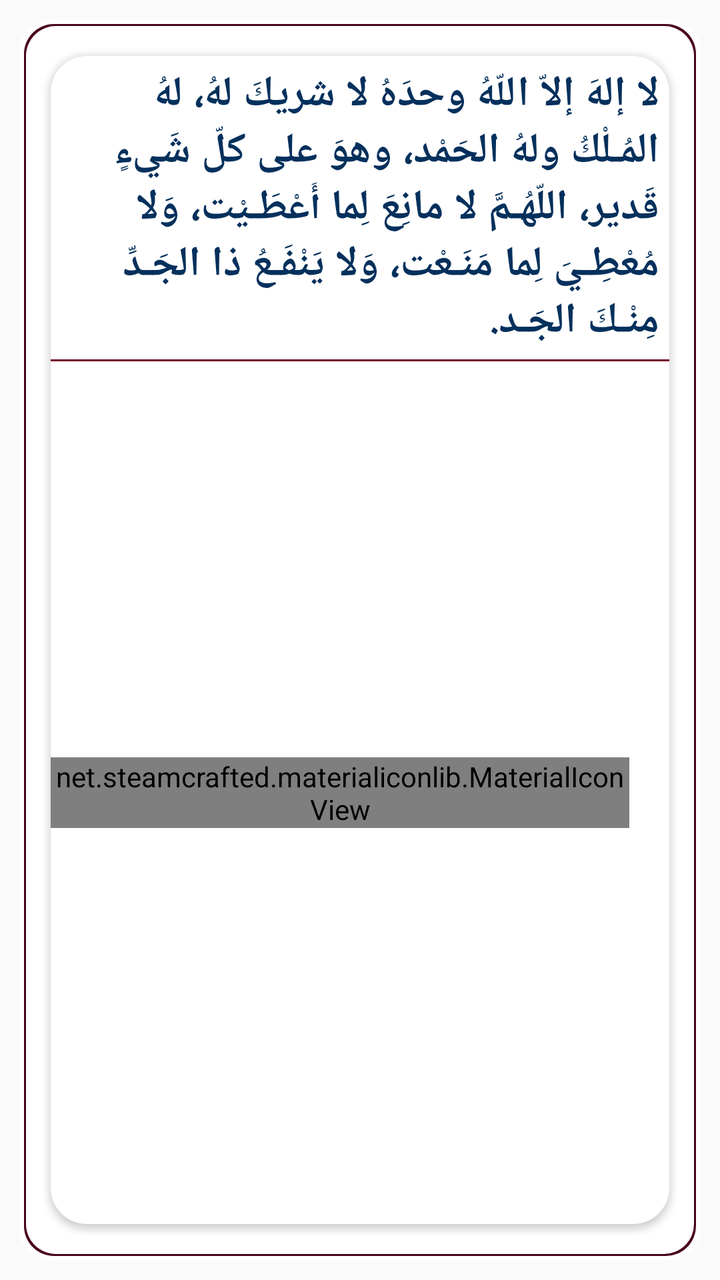
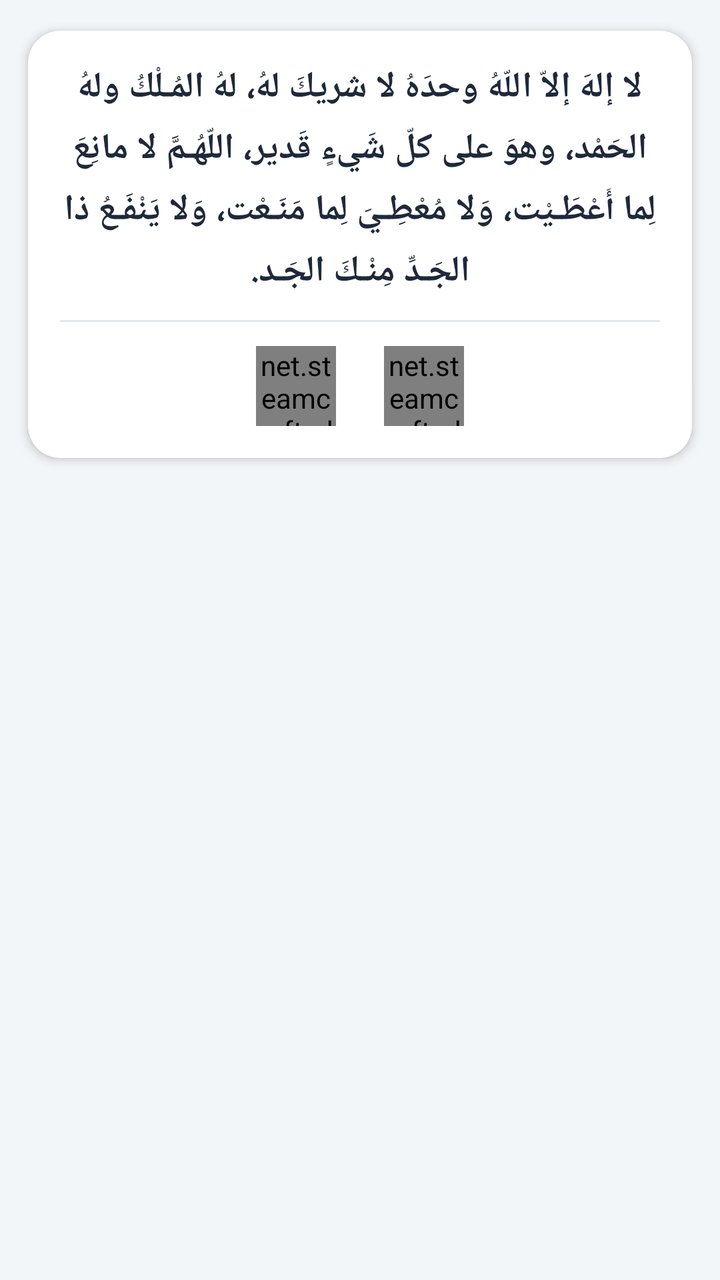

The first picture is an Android layout as it rendered before a commit; the second is the same layout after the commit. The layout source and the unified diff follow.
<!-- AndroidManifest.xml: application theme AppTheme -->
<!-- res/layout/itemrec2.xml -->
<?xml version="1.0" encoding="utf-8"?>
<LinearLayout xmlns:android="http://schemas.android.com/apk/res/android"
    android:layout_width="match_parent"
    xmlns:app="http://schemas.android.com/apk/res-auto"
    android:orientation="vertical"
    android:layout_height="wrap_content">
    <LinearLayout
        android:layout_width="match_parent"
        android:background="@drawable/des2"
        android:layout_margin="10dp"
        android:layout_height="wrap_content">
        <androidx.cardview.widget.CardView
            app:cardCornerRadius="18sp"
            app:cardUseCompatPadding="true"
            app:cardMaxElevation="5dp"
            android:layout_width="match_parent"
            android:layout_height="match_parent">
            <LinearLayout
                android:layout_width="match_parent"
                android:orientation="vertical"
                android:gravity="center"
                android:layout_height="wrap_content">
                <TextView
                    android:id="@+id/t61"
                    android:layout_margin="5dp"
                    android:layout_width="wrap_content"
                    android:layout_height="wrap_content"
                    android:textSize="21sp"
                    android:fontFamily="@font/jazeera"
                    android:text="@string/t2"
                    android:textStyle="bold"
                    android:textColor="#03305C" />
                <LinearLayout
                    android:layout_width="match_parent"
                    android:layout_height="wrap_content">
                    <View
                        android:layout_width="match_parent"
                        android:layout_height="1dp"
                        android:background="#75042B"/>
                </LinearLayout>
                <LinearLayout
                    android:layout_width="match_parent"
                    android:layout_gravity="bottom"
                    android:gravity="center"
                    android:orientation="horizontal"
                    android:layout_height="wrap_content">
                    <net.steamcrafted.materialiconlib.MaterialIconView
                        android:id="@+id/sha1"
                        android:layout_width="wrap_content"
                        android:layout_height="wrap_content"
                        android:layout_gravity="center"
                        android:scaleType="center"
                        android:layout_margin="10dp"
                        app:materialIcon="share_variant"
                        app:materialIconColor="#A50000"
                        app:materialIconSize="40dp" />
                    <net.steamcrafted.materialiconlib.MaterialIconView
                        android:id="@+id/cap1"
                        android:layout_width="wrap_content"
                        android:layout_margin="10dp"
                        android:layout_height="wrap_content"
                        android:layout_gravity="center"
                        android:scaleType="center"
                        app:materialIcon="content_copy"
                        app:materialIconColor="#0097A7"
                        app:materialIconSize="40dp" />
                </LinearLayout>
            </LinearLayout>


        </androidx.cardview.widget.CardView>
    </LinearLayout>
</LinearLayout>
<!-- resources referenced by this layout -->
<resources>
  <!-- drawable des2 (drawable) -->
  <?xml version="1.0" encoding="utf-8"?>
  <layer-list xmlns:android="http://schemas.android.com/apk/res/android">
      
      <item>
          <shape>
              <corners android:radius="15dp"></corners>
              <solid android:color="#FFFFFF" />
              <padding android:top="1dp" android:right="1dp" android:bottom="1dp" android:left="1dp" />
          </shape>
      </item>
  
      <item>
          <shape>
              <corners android:radius="15dp"></corners>
              <solid android:color="#FFFFFF" />
              <padding android:top="1dp" android:right="1dp" android:bottom="1dp" android:left="1dp" />
          </shape>
      </item>
  
      <item>
          <shape>
              <corners android:radius="15dp"></corners>
              <solid android:color="#490420" />
              <padding android:top="1dp" android:right="1dp" android:bottom="1dp" android:left="1dp" />
          </shape>
      </item>
  
      <item>
          <shape>
              <corners android:radius="15dp"></corners>
              <solid android:color="#FFFFFF" />
              <padding android:top="1dp" android:right="1dp" android:bottom="1dp" android:left="1dp" />
          </shape>
      </item>
  
      <item>
          <shape>
              <corners android:radius="15dp"></corners>
              <solid android:color="#FFFFFF" />
              <padding android:top="1dp" android:right="1dp" android:bottom="1dp" android:left="1dp" />
          </shape>
      </item>
  
      
      <item>
          <shape>
              <corners android:radius="15dp"></corners>
              <solid android:color="#fff" />
          </shape>
      </item>
  
  
  </layer-list>
  <string name="t2">لا إلهَ إلاّ اللّهُ وحدَهُ لا شريكَ لهُ، لهُ المُـلْكُ ولهُ الحَمْد، وهوَ على كلّ شَيءٍ قَدير، اللّهُـمَّ لا مانِعَ لِما أَعْطَـيْت، وَلا مُعْطِـيَ لِما مَنَـعْت، وَلا يَنْفَـعُ ذا الجَـدِّ مِنْـكَ الجَـد.</string>
  <style name="AppTheme" parent="Theme.AppCompat.Light.NoActionBar">
          
          <item name="colorPrimary">@color/colorPrimary</item>
          <item name="colorPrimaryDark">@color/colorPrimaryDark</item>
          <item name="colorAccent">@color/colorAccent</item>
          <item name="android:statusBarColor">@color/colorPrimary</item>
      </style>
  <color name="colorPrimary">#1898AE</color>
  <color name="colorPrimaryDark">#1898AE</color>
  <color name="colorAccent">#D81B60</color>
</resources>

<!-- the commit's change to res/layout/itemrec2.xml (unified diff, before → after) -->
@@ -1,73 +1,76 @@
 <?xml version="1.0" encoding="utf-8"?>
 <LinearLayout xmlns:android="http://schemas.android.com/apk/res/android"
+    xmlns:app="http://schemas.android.com/apk/res-auto"
     android:layout_width="match_parent"
-    xmlns:app="http://schemas.android.com/apk/res-auto"
+    android:layout_height="wrap_content"
     android:orientation="vertical"
-    android:layout_height="wrap_content">
-    <LinearLayout
+    android:padding="6dp">
+
+    <androidx.cardview.widget.CardView
         android:layout_width="match_parent"
-        android:background="@drawable/des2"
-        android:layout_margin="10dp"
-        android:layout_height="wrap_content">
-        <androidx.cardview.widget.CardView
-            app:cardCornerRadius="18sp"
-            app:cardUseCompatPadding="true"
-            app:cardMaxElevation="5dp"
+        android:layout_height="wrap_content"
+        app:cardBackgroundColor="@color/card_bg"
+        app:cardCornerRadius="16dp"
+        app:cardElevation="3dp"
+        app:cardUseCompatPadding="true">
+
+        <LinearLayout
             android:layout_width="match_parent"
-            android:layout_height="match_parent">
+            android:layout_height="wrap_content"
+            android:gravity="center"
+            android:orientation="vertical"
+            android:padding="16dp">
+
+            <TextView
+                android:id="@+id/t61"
+                android:layout_width="match_parent"
+                android:layout_height="wrap_content"
+                android:fontFamily="@font/jazeera"
+                android:gravity="center"
+                android:lineSpacingExtra="6dp"
+                android:text="@string/t2"
+                android:textColor="@color/text_primary"
+                android:textSize="18sp"
+                android:textStyle="bold" />
+
+            <View
+                android:layout_width="match_parent"
+                android:layout_height="1dp"
+                android:layout_marginTop="12dp"
+                android:layout_marginBottom="12dp"
+                android:background="@color/divider_color" />
+
             <LinearLayout
                 android:layout_width="match_parent"
-                android:orientation="vertical"
+                android:layout_height="wrap_content"
                 android:gravity="center"
-                android:layout_height="wrap_content">
-                <TextView
-                    android:id="@+id/t61"
-                    android:layout_margin="5dp"
-                    android:layout_width="wrap_content"
-                    android:layout_height="wrap_content"
-                    android:textSize="21sp"
-                    android:fontFamily="@font/jazeera"
-                    android:text="@string/t2"
-                    android:textStyle="bold"
-                    android:textColor="#03305C" />
-                <LinearLayout
-                    android:layout_width="match_parent"
-                    android:layout_height="wrap_content">
-                    <View
-                        android:layout_width="match_parent"
-                        android:layout_height="1dp"
-                        android:background="#75042B"/>
-                </LinearLayout>
-                <LinearLayout
-                    android:layout_width="match_parent"
-                    android:layout_gravity="bottom"
-                    android:gravity="center"
-                    android:orientation="horizontal"
-                    android:layout_height="wrap_content">
-                    <net.steamcrafted.materialiconlib.MaterialIconView
-                        android:id="@+id/sha1"
-                        android:layout_width="wrap_content"
-                        android:layout_height="wrap_content"
-                        android:layout_gravity="center"
-                        android:scaleType="center"
-                        android:layout_margin="10dp"
-                        app:materialIcon="share_variant"
-                        app:materialIconColor="#A50000"
-                        app:materialIconSize="40dp" />
-                    <net.steamcrafted.materialiconlib.MaterialIconView
-                        android:id="@+id/cap1"
-                        android:layout_width="wrap_content"
-                        android:layout_margin="10dp"
-                        android:layout_height="wrap_content"
-                        android:layout_gravity="center"
-                        android:scaleType="center"
-                        app:materialIcon="content_copy"
-                        app:materialIconColor="#0097A7"
-                        app:materialIconSize="40dp" />
-                </LinearLayout>
+                android:orientation="horizontal">
+
+                <net.steamcrafted.materialiconlib.MaterialIconView
+                    android:id="@+id/sha1"
+                    android:layout_width="40dp"
+                    android:layout_height="40dp"
+                    android:layout_marginHorizontal="12dp"
+                    android:clickable="true"
+                    android:focusable="true"
+                    android:scaleType="center"
+                    app:materialIcon="share_variant"
+                    app:materialIconColor="@color/colorPrimary"
+                    app:materialIconSize="28dp" />
+
+                <net.steamcrafted.materialiconlib.MaterialIconView
+                    android:id="@+id/cap1"
+                    android:layout_width="40dp"
+                    android:layout_height="40dp"
+                    android:layout_marginHorizontal="12dp"
+                    android:clickable="true"
+                    android:focusable="true"
+                    android:scaleType="center"
+                    app:materialIcon="content_copy"
+                    app:materialIconColor="@color/colorAccent"
+                    app:materialIconSize="28dp" />
             </LinearLayout>
 
-
-        </androidx.cardview.widget.CardView>
-    </LinearLayout>
+        </LinearLayout>
+    </androidx.cardview.widget.CardView>
 </LinearLayout>
<!-- resource entries referenced after the edit -->
@@ -1,69 +1,29 @@
 <!-- resources referenced by this layout -->
 <resources>
-  <!-- drawable des2 (drawable) -->
-  <?xml version="1.0" encoding="utf-8"?>
-  <layer-list xmlns:android="http://schemas.android.com/apk/res/android">
-      
-      <item>
-          <shape>
-              <corners android:radius="15dp"></corners>
-              <solid android:color="#FFFFFF" />
-              <padding android:top="1dp" android:right="1dp" android:bottom="1dp" android:left="1dp" />
-          </shape>
-      </item>
-  
-      <item>
-          <shape>
-              <corners android:radius="15dp"></corners>
-              <solid android:color="#FFFFFF" />
-              <padding android:top="1dp" android:right="1dp" android:bottom="1dp" android:left="1dp" />
-          </shape>
-      </item>
-  
-      <item>
-          <shape>
-              <corners android:radius="15dp"></corners>
-              <solid android:color="#490420" />
-              <padding android:top="1dp" android:right="1dp" android:bottom="1dp" android:left="1dp" />
-          </shape>
-      </item>
-  
-      <item>
-          <shape>
-              <corners android:radius="15dp"></corners>
-              <solid android:color="#FFFFFF" />
-              <padding android:top="1dp" android:right="1dp" android:bottom="1dp" android:left="1dp" />
-          </shape>
-      </item>
-  
-      <item>
-          <shape>
-              <corners android:radius="15dp"></corners>
-              <solid android:color="#FFFFFF" />
-              <padding android:top="1dp" android:right="1dp" android:bottom="1dp" android:left="1dp" />
-          </shape>
-      </item>
-  
-      
-      <item>
-          <shape>
-              <corners android:radius="15dp"></corners>
-              <solid android:color="#fff" />
-          </shape>
-      </item>
-  
-  
-  </layer-list>
+  <color name="card_bg">#FFFFFF</color>
   <string name="t2">لا إلهَ إلاّ اللّهُ وحدَهُ لا شريكَ لهُ، لهُ المُـلْكُ ولهُ الحَمْد، وهوَ على كلّ شَيءٍ قَدير، اللّهُـمَّ لا مانِعَ لِما أَعْطَـيْت، وَلا مُعْطِـيَ لِما مَنَـعْت، وَلا يَنْفَـعُ ذا الجَـدِّ مِنْـكَ الجَـد.</string>
-  <style name="AppTheme" parent="Theme.AppCompat.Light.NoActionBar">
+  <style name="AppTheme" parent="Theme.MaterialComponents.DayNight.NoActionBar">
           
           <item name="colorPrimary">@color/colorPrimary</item>
           <item name="colorPrimaryDark">@color/colorPrimaryDark</item>
           <item name="colorAccent">@color/colorAccent</item>
-          <item name="android:statusBarColor">@color/colorPrimary</item>
+          <item name="android:statusBarColor">@color/colorPrimaryDark</item>
+          <item name="android:windowBackground">@color/bg_main</item>
+  
+          
+          <item name="bg">@color/bg_main</item>
+          <item name="cardViewBackground">@color/card_bg</item>
+          <item name="primaryTextColor">@color/text_primary</item>
+          <item name="SecondaryTextColor">@color/text_secondary</item>
+          <item name="btn_bg">@color/colorPrimary</item>
+          <item name="mainItemsColor">@color/colorPrimary</item>
       </style>
-  <color name="colorPrimary">#1898AE</color>
-  <color name="colorPrimaryDark">#1898AE</color>
-  <color name="colorAccent">#D81B60</color>
+  <color name="colorPrimary">#0D5C75</color>
+  <color name="divider_color">#E2E8F0</color>
+  <color name="text_primary">#1E293B</color>
+  <color name="colorPrimaryDark">#083E50</color>
+  <color name="bg_main">#F3F6F8</color>
+  <color name="text_secondary">#64748B</color>
+  <color name="colorAccent">#D4AF37</color>
 </resources>
 
